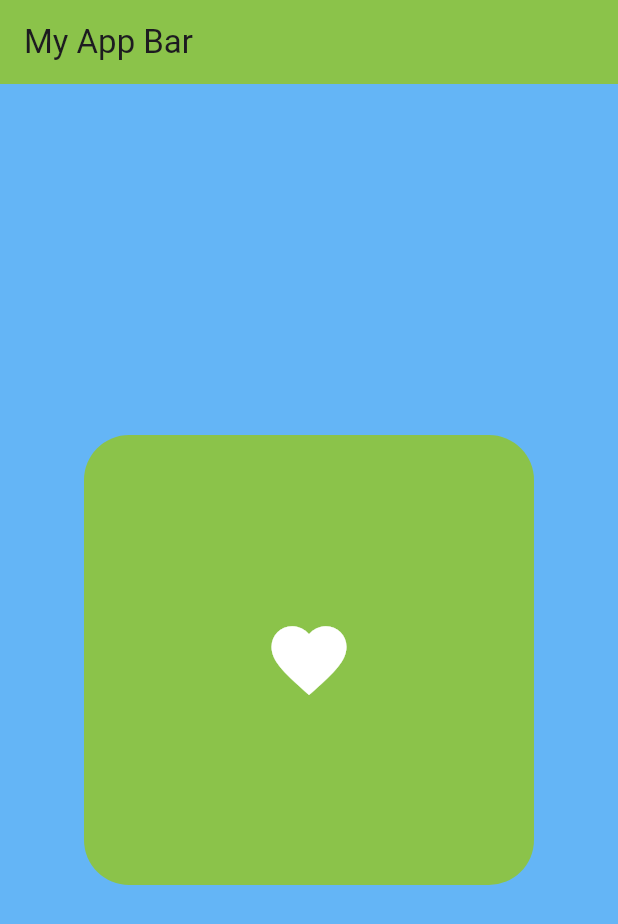
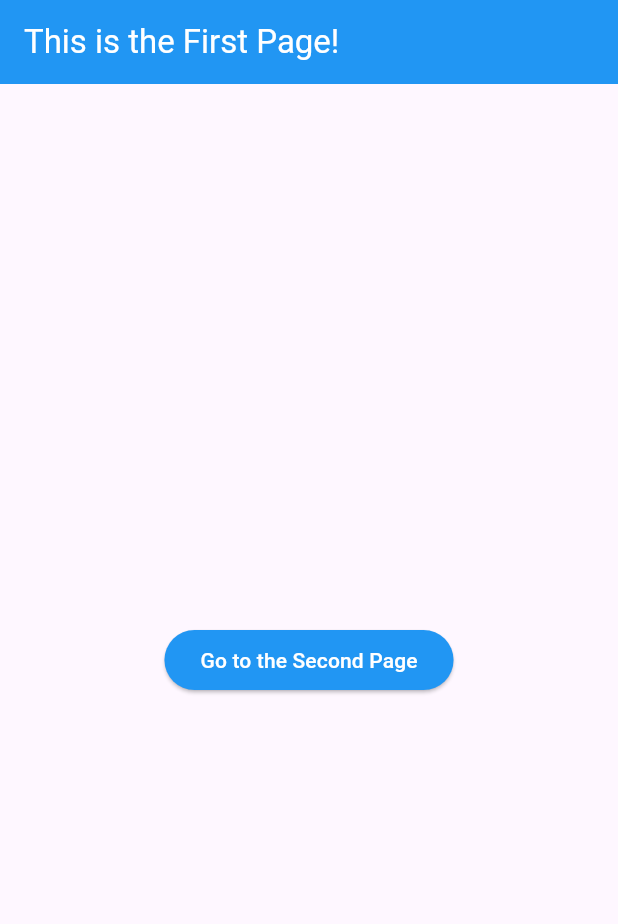
Before and after one commit to MdHananSjd/Flutter-progress, a Flutter app: the screen it shows after launch, on a phone screen of 412 x 824 dp. Shown: the top 924 px of the screen. Run offline on Flutter 3.47's test engine with Material 3 defaults, Android fonts, the phone set to English and light mode, and no system bars.

Commit message:
Added basic navigation

```diff
--- a/lib/main.dart
+++ b/lib/main.dart
@@ -1,9 +1,10 @@
-// ignore_for_file: prefer_const_constructors
+// ignore_for_file: prefer_const_constructors, must_be_immutable, prefer_const_literals_to_create_immutables
 
 import 'package:flutter/material.dart';
+import 'package:learningdart/pages/first_page.dart';
 
 void main() {   //void is to specify that this function returns nothing
-  runApp(const MyApp());
+  runApp( MyApp());
 }
 
 class MyApp extends StatelessWidget {
@@ -13,13 +14,36 @@ class MyApp extends StatelessWidget {
   Widget build(BuildContext context) {
     return MaterialApp(
       debugShowCheckedModeBanner: false,
-      home: Scaffold(
-        backgroundColor: Colors.blue[300],
-        appBar: AppBar(
+      home: FirstPage(),
+    );
+  }
+}
+
+
+
+
+
+
+
+
+
+
+
+/*
+                                        USED CODES
+
+appBar: AppBar(
           title: Text("My App Bar"),
-          backgroundColor: Colors.lightGreen,
+         backgroundColor: Colors.lightGreen,
+          elevation: 50,
+          leading: Icon(Icons.menu),
+          actions: [
+            IconButton(onPressed:() {}, icon: Icon(Icons.logout)),
+            IconButton(onPressed: () {}, icon: Icon(Icons.settings))
+          ],
         ),
-        body: Center(
+
+body: Center( //First body code
           child: Container(
             height: 300,
             width: 300,
@@ -35,7 +59,5 @@ class MyApp extends StatelessWidget {
             ),
           )
         )
-      )
-    );
-  }
-}
+
+*/
--- /dev/null
+++ b/lib/pages/first_page.dart
@@ -0,0 +1,27 @@
+import 'package:flutter/material.dart';
+import 'package:learningdart/pages/second_page.dart';
+
+class FirstPage extends StatelessWidget {
+  const FirstPage({super.key});
+
+  @override
+  Widget build(BuildContext context) {
+    return Scaffold(
+      appBar: AppBar(
+        title: Text("This is the First Page!"),
+        backgroundColor: Colors.blue,
+        foregroundColor: Colors.white
+        ),
+      body: Center(
+        child: ElevatedButton(
+          child: Text("Go to the Second Page"),
+          style: ElevatedButton.styleFrom(backgroundColor: Colors.blue, foregroundColor: Colors.white),
+          onPressed: () {
+            //Navigate to the second page
+            Navigator.push(context, MaterialPageRoute(builder: (context) => SecondPage(),));
+          }
+        )
+      ),
+    );
+  }
+}
```
Also changed, not shown: lib/pages/second_page.dart (added, +16 -0 lines), 1 other file.
